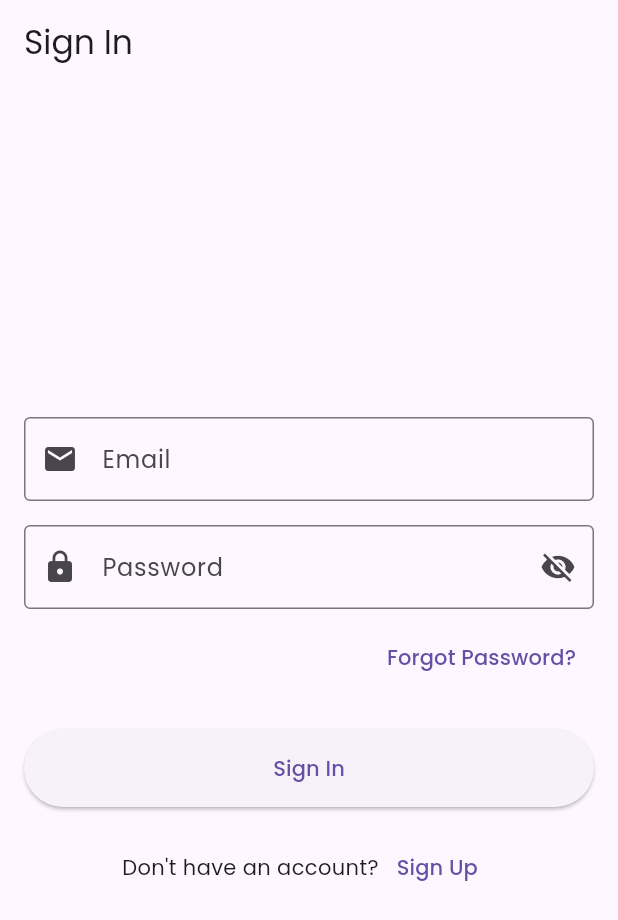
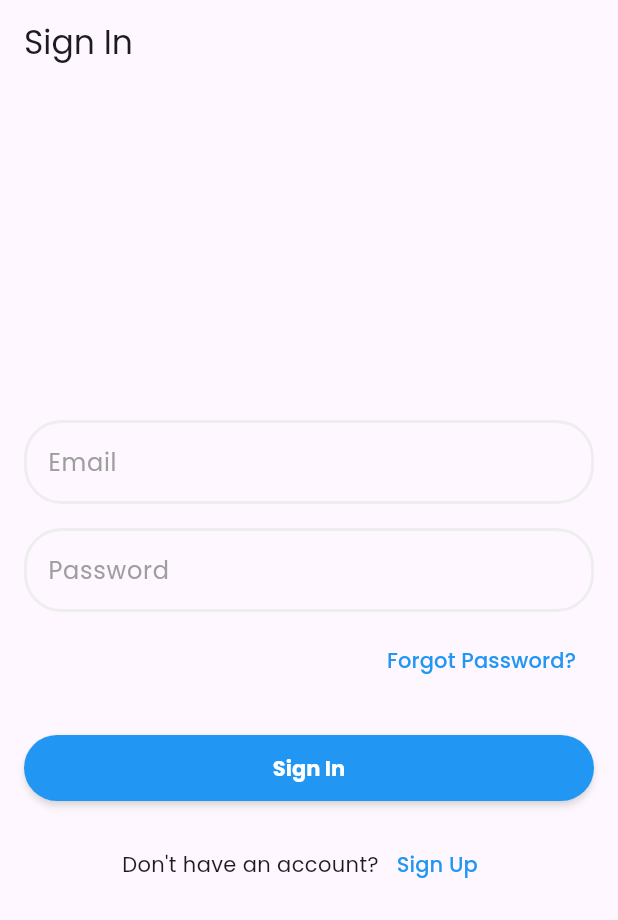
Before and after one commit to Mryuksel101/arduino_wifi, a Flutter app: the screen it shows after launch, on a phone screen of 412 x 824 dp. Shown: the top 920 px of the screen. Run offline on Flutter 3.47's test engine with Material 3 defaults, Android fonts, the phone set to English and light mode, and no system bars; our stand-ins replace animated_bottom_navigation_bar, cloud_firestore, firebase_auth, firebase_core, flutter_blue_plus, google_fonts and 2 more; missing offline and left inert: app_settings; accounts and stored records are empty; generated files the repository leaves out were written again; project files that could hold a hidden picture were left out.

Commit message:
Refactor SdTextField to support optional onChanged and validator parameters; update SignInView to use SdTextField for email and password inputs

```diff
--- a/lib/common/widgets/text_field.dart
+++ b/lib/common/widgets/text_field.dart
@@ -4,7 +4,7 @@ import 'package:flutter/services.dart';
 class SdTextField extends StatelessWidget {
   final String label;
   final String? value;
-  final void Function(String) onChanged;
+  final void Function(String)? onChanged;
   final TextInputType textInputType;
   final TextEditingController? textEditingController;
   final bool readOnly;
@@ -15,6 +15,7 @@ class SdTextField extends StatelessWidget {
   final Color? borderColor;
   final double? borderRadius;
   final TextStyle? labelStyle;
+  final Function(String?)? validator;
 
   const SdTextField({
     super.key,
@@ -23,7 +24,7 @@ class SdTextField extends StatelessWidget {
     this.numberOfLines,
     this.enabled = true,
     this.isRequired = false,
-    required this.onChanged,
+    this.onChanged,
     required this.textInputType,
     this.textEditingController,
     this.formatters = const <TextInputFormatter>[],
@@ -31,6 +32,7 @@ class SdTextField extends StatelessWidget {
     this.borderColor,
     this.borderRadius,
     this.labelStyle,
+    this.validator,
   });
 
   @override
@@ -76,6 +78,12 @@ class SdTextField extends StatelessWidget {
               )
             : Text(label),
       ),
+      validator: validator != null
+          ? (value) {
+              validator!(value);
+              return null;
+            }
+          : null,
     );
   }
 }
--- a/lib/views/auth/signin/view/signin_view.dart
+++ b/lib/views/auth/signin/view/signin_view.dart
@@ -1,3 +1,5 @@
+import 'package:arduino_wifi/common/widgets/sd_button.dart';
+import 'package:arduino_wifi/common/widgets/text_field.dart';
 import 'package:arduino_wifi/providers/auth_provider.dart';
 import 'package:arduino_wifi/views/auth/signup/view/signup_view_model.dart';
 import 'package:flutter/material.dart';
@@ -14,7 +16,7 @@ class _SignInViewState extends State<SignInView> {
   final _formKey = GlobalKey<FormState>();
   final _emailController = TextEditingController();
   final _passwordController = TextEditingController();
-  bool _isPasswordVisible = false;
+  final bool _isPasswordVisible = false;
 
   @override
   void dispose() {
@@ -55,14 +57,10 @@ class _SignInViewState extends State<SignInView> {
                 mainAxisAlignment: MainAxisAlignment.center,
                 crossAxisAlignment: CrossAxisAlignment.stretch,
                 children: [
-                  TextFormField(
-                    controller: _emailController,
-                    decoration: const InputDecoration(
-                      labelText: 'Email',
-                      border: OutlineInputBorder(),
-                      prefixIcon: Icon(Icons.email),
-                    ),
-                    keyboardType: TextInputType.emailAddress,
+                  SdTextField(
+                    textEditingController: _emailController,
+                    label: 'Email',
+                    textInputType: TextInputType.emailAddress,
                     validator: (value) {
                       if (value == null || value.isEmpty) {
                         return 'Please enter your email';
@@ -75,26 +73,10 @@ class _SignInViewState extends State<SignInView> {
                     },
                   ),
                   const SizedBox(height: 16),
-                  TextFormField(
-                    controller: _passwordController,
-                    decoration: InputDecoration(
-                      labelText: 'Password',
-                      border: const OutlineInputBorder(),
-                      prefixIcon: const Icon(Icons.lock),
-                      suffixIcon: IconButton(
-                        icon: Icon(
-                          _isPasswordVisible
-                              ? Icons.visibility
-                              : Icons.visibility_off,
-                        ),
-                        onPressed: () {
-                          setState(() {
-                            _isPasswordVisible = !_isPasswordVisible;
-                          });
-                        },
-                      ),
-                    ),
-                    obscureText: !_isPasswordVisible,
+                  SdTextField(
+                    textEditingController: _passwordController,
+                    label: "Password",
+                    textInputType: TextInputType.visiblePassword,
                     validator: (value) {
                       if (value == null || value.isEmpty) {
                         return 'Please enter your password';
@@ -122,18 +104,18 @@ class _SignInViewState extends State<SignInView> {
                           );
                         }
                       },
-                      child: const Text('Forgot Password?'),
+                      child: const Text(
+                        'Forgot Password?',
+                        style: TextStyle(color: Colors.blue),
+                      ),
                     ),
                   ),
                   const SizedBox(height: 24),
-                  ElevatedButton(
+                  SdButton(
+                    text: 'Sign In',
                     onPressed: authProvider.isLoading ? null : _signIn,
-                    style: ElevatedButton.styleFrom(
-                      padding: const EdgeInsets.symmetric(vertical: 16),
-                    ),
-                    child: authProvider.isLoading
-                        ? const CircularProgressIndicator()
-                        : const Text('Sign In'),
+                    loading: authProvider.isLoading,
+                    backgroundColor: Colors.blue,
                   ),
                   const SizedBox(height: 16),
                   Row(
@@ -149,7 +131,10 @@ class _SignInViewState extends State<SignInView> {
                             ),
                           );
                         },
-                        child: const Text('Sign Up'),
+                        child: const Text(
+                          'Sign Up',
+                          style: TextStyle(color: Colors.blue),
+                        ),
                       ),
                     ],
                   ),
```
